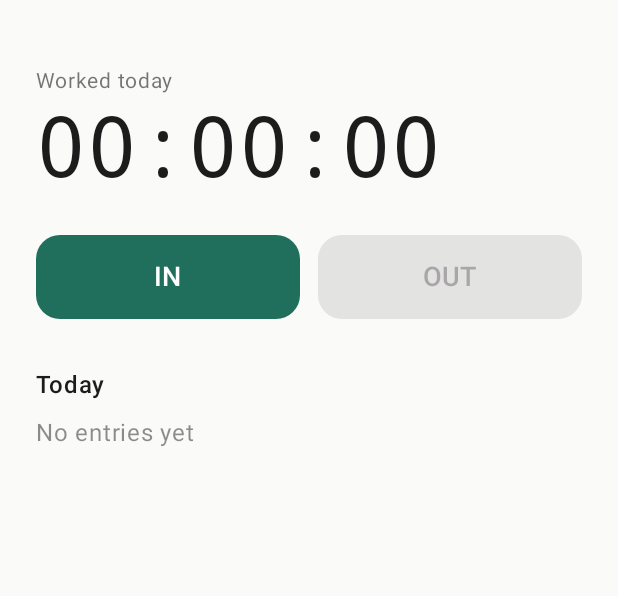
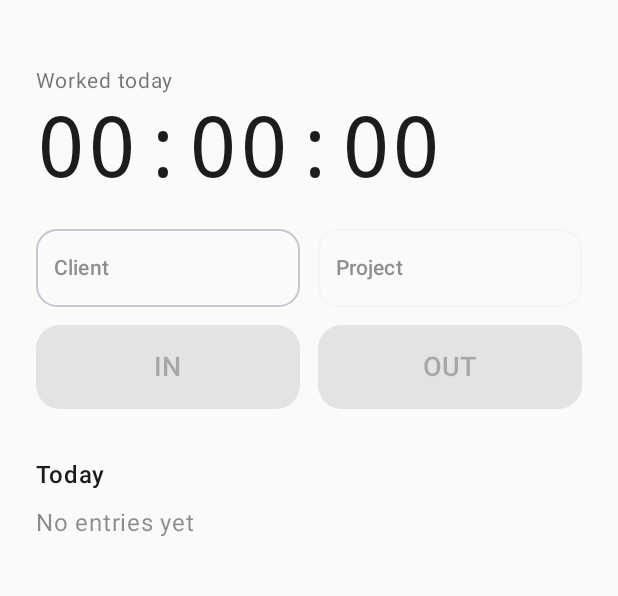
Before and after one commit to mircopergreffi/worktracker, an Android app built with Jetpack Compose: the screen it shows after launch (MainActivity), on a phone screen of 412 x 824 dp, the part 69-665 px from its top. Run offline under Robolectric (Android 15) with nearby library versions, the phone set to English and light mode, and no system bars; our stand-ins replace Room's generated code.

Commit message:
Added client-projects labels

```diff
--- a/app/src/main/java/com/example/workhours/data/AppDatabase.kt
+++ b/app/src/main/java/com/example/workhours/data/AppDatabase.kt
@@ -4,18 +4,30 @@ import android.content.Context
 import androidx.room.Database
 import androidx.room.Room
 import androidx.room.RoomDatabase
+import androidx.room.migration.Migration
+import androidx.sqlite.db.SupportSQLiteDatabase
 
-@Database(entities = [Entry::class], version = 1, exportSchema = false)
+@Database(entities = [Entry::class, Client::class, Project::class], version = 2, exportSchema = false)
 abstract class AppDatabase : RoomDatabase() {
     abstract fun entryDao(): EntryDao
 
     companion object {
         @Volatile private var instance: AppDatabase? = null
 
+        /** v1 -> v2: adds clients, projects and the two id columns on entries (old rows keep NULL). */
+        private val MIGRATION_1_2 = object : Migration(1, 2) {
+            override fun migrate(db: SupportSQLiteDatabase) {
+                db.execSQL("CREATE TABLE IF NOT EXISTS `clients` (`id` INTEGER PRIMARY KEY AUTOINCREMENT NOT NULL, `name` TEXT NOT NULL, `color` INTEGER NOT NULL)")
+                db.execSQL("CREATE TABLE IF NOT EXISTS `projects` (`id` INTEGER PRIMARY KEY AUTOINCREMENT NOT NULL, `client_id` INTEGER NOT NULL, `name` TEXT NOT NULL)")
+                db.execSQL("ALTER TABLE `entries` ADD COLUMN `client_id` INTEGER")
+                db.execSQL("ALTER TABLE `entries` ADD COLUMN `project_id` INTEGER")
+            }
+        }
+
         fun get(context: Context): AppDatabase = instance ?: synchronized(this) {
             instance ?: Room.databaseBuilder(
                 context.applicationContext, AppDatabase::class.java, "workhours.db"
-            ).build().also { instance = it }
+            ).addMigrations(MIGRATION_1_2).build().also { instance = it }
         }
     }
 }
--- a/app/src/main/java/com/example/workhours/data/Entry.kt
+++ b/app/src/main/java/com/example/workhours/data/Entry.kt
@@ -4,11 +4,13 @@ import androidx.room.ColumnInfo
 import androidx.room.Entity
 import androidx.room.PrimaryKey
 
-/** Single table: id | day (yyyy-MM-dd) | in_out ("IN"/"OUT") | time (HH:mm:ss) */
+/** id | day (yyyy-MM-dd) | in_out ("IN"/"OUT") | time (HH:mm:ss) | client_id | project_id */
 @Entity(tableName = "entries")
 data class Entry(
     @PrimaryKey(autoGenerate = true) val id: Long = 0,
     val day: String,
     @ColumnInfo(name = "in_out") val inOut: String,
-    val time: String
+    val time: String,
+    @ColumnInfo(name = "client_id") val clientId: Long? = null,
+    @ColumnInfo(name = "project_id") val projectId: Long? = null
 )
--- a/app/src/main/java/com/example/workhours/data/EntryDao.kt
+++ b/app/src/main/java/com/example/workhours/data/EntryDao.kt
@@ -3,18 +3,32 @@ package com.example.workhours.data
 import androidx.room.Dao
 import androidx.room.Insert
 import androidx.room.Query
+import androidx.room.Update
 import kotlinx.coroutines.flow.Flow
+
+internal const val VIEW_SELECT = """
+SELECT e.id AS id, e.day AS day, e.in_out AS in_out, e.time AS time,
+       e.client_id AS client_id, e.project_id AS project_id,
+       c.name AS client_name, c.color AS client_color, p.name AS project_name
+FROM entries e
+LEFT JOIN clients c ON c.id = e.client_id
+LEFT JOIN projects p ON p.id = e.project_id
+"""
 
 @Dao
 interface EntryDao {
-    @Query("SELECT * FROM entries WHERE day = :day ORDER BY time ASC, id ASC")
-    fun observeDay(day: String): Flow<List<Entry>>
+    // ---- entries ----
+    @Query(VIEW_SELECT + " WHERE e.day = :day ORDER BY e.time ASC, e.id ASC")
+    fun observeDay(day: String): Flow<List<EntryView>>
 
-    @Query("SELECT * FROM entries WHERE day >= :since ORDER BY day ASC, time ASC, id ASC")
-    fun observeSince(since: String): Flow<List<Entry>>
+    @Query(VIEW_SELECT + " WHERE e.day >= :since ORDER BY e.day ASC, e.time ASC, e.id ASC")
+    fun observeSince(since: String): Flow<List<EntryView>>
 
-    @Query("SELECT * FROM entries ORDER BY day ASC, time ASC, id ASC")
-    suspend fun getAll(): List<Entry>
+    @Query(VIEW_SELECT + " ORDER BY e.day ASC, e.time ASC, e.id ASC")
+    suspend fun getAllViews(): List<EntryView>
+
+    @Query("SELECT * FROM entries ORDER BY day DESC, time DESC, id DESC LIMIT 1")
+    suspend fun lastEntry(): Entry?
 
     @Insert
     suspend fun insert(entry: Entry)
@@ -24,4 +38,39 @@ interface EntryDao {
 
     @Query("DELETE FROM entries")
     suspend fun deleteAll()
+
+    // ---- clients ----
+    @Query("SELECT * FROM clients ORDER BY name COLLATE NOCASE")
+    fun observeClients(): Flow<List<Client>>
+
+    @Insert
+    suspend fun insertClient(client: Client): Long
+
+    @Update
+    suspend fun updateClient(client: Client)
+
+    @Query("DELETE FROM clients WHERE id = :id")
+    suspend fun deleteClient(id: Long)
+
+    @Query("SELECT COUNT(*) FROM entries WHERE client_id = :id")
+    suspend fun entriesForClient(id: Long): Int
+
+    // ---- projects ----
+    @Query("SELECT * FROM projects ORDER BY name COLLATE NOCASE")
+    fun observeProjects(): Flow<List<Project>>
+
+    @Insert
+    suspend fun insertProject(project: Project): Long
+
+    @Update
+    suspend fun updateProject(project: Project)
+
+    @Query("DELETE FROM projects WHERE id = :id")
+    suspend fun deleteProject(id: Long)
+
+    @Query("DELETE FROM projects WHERE client_id = :clientId")
+    suspend fun deleteProjectsOfClient(clientId: Long)
+
+    @Query("SELECT COUNT(*) FROM entries WHERE project_id = :id")
+    suspend fun entriesForProject(id: Long): Int
 }
--- a/app/src/main/java/com/example/workhours/data/Worked.kt
+++ b/app/src/main/java/com/example/workhours/data/Worked.kt
@@ -7,7 +7,7 @@ import java.time.LocalTime
  * Sums IN→OUT pairs. A trailing IN with no OUT counts up to [openUntil]
  * (pass "now" for today, null for past days where it is ignored).
  */
-fun workedSeconds(entries: List<Entry>, openUntil: LocalTime?): Long {
+fun workedSeconds(entries: List<EntryView>, openUntil: LocalTime?): Long {
     var total = 0L
     var start: LocalTime? = null
     for (e in entries) {
--- a/app/src/main/java/com/example/workhours/ui/Screens.kt
+++ b/app/src/main/java/com/example/workhours/ui/Screens.kt
@@ -15,27 +15,35 @@ import androidx.compose.material.icons.filled.MoreVert
 import androidx.compose.material3.*
 import androidx.compose.runtime.*
 import androidx.compose.runtime.saveable.rememberSaveable
-import java.time.LocalDate
 import androidx.compose.ui.Alignment
 import androidx.compose.ui.Modifier
 import androidx.compose.ui.platform.LocalContext
 import androidx.compose.ui.text.font.FontFamily
 import androidx.compose.ui.text.font.FontWeight
+import androidx.compose.ui.text.style.TextOverflow
 import androidx.compose.ui.unit.dp
 import androidx.compose.ui.unit.sp
 import androidx.lifecycle.compose.collectAsStateWithLifecycle
 import com.example.workhours.MainViewModel
-import com.example.workhours.data.Entry
+import com.example.workhours.data.EntryView
+import java.time.LocalDate
 
 @Composable
 fun AppRoot(vm: MainViewModel, isDark: Boolean) {
     var screen by rememberSaveable { mutableStateOf("main") }
     var selectedDay by rememberSaveable { mutableStateOf<String?>(null) }
 
-    BackHandler(screen != "main") { screen = if (screen == "day") "history" else "main" }
+    BackHandler(screen != "main") {
+        screen = when (screen) {
+            "day" -> "history"
+            "lists" -> "settings"
+            else -> "main"
+        }
+    }
 
     when (screen) {
-        "settings" -> SettingsScreen(vm) { screen = "main" }
+        "settings" -> SettingsScreen(vm, onBack = { screen = "main" }, onManage = { screen = "lists" })
+        "lists" -> ManageScreen(vm) { screen = "settings" }
         "history" -> HistoryScreen(vm, onBack = { screen = "main" }) {
             selectedDay = it.toString(); screen = "day"
         }
@@ -48,8 +56,21 @@ fun AppRoot(vm: MainViewModel, isDark: Boolean) {
 @Composable
 fun MainScreen(vm: MainViewModel, isDark: Boolean, onSettings: () -> Unit, onHistory: () -> Unit) {
     val state by vm.state.collectAsStateWithLifecycle()
+    val clients by vm.clients.collectAsStateWithLifecycle()
+    val projects by vm.projects.collectAsStateWithLifecycle()
+    val sel by vm.selection.collectAsStateWithLifecycle()
     val context = LocalContext.current
     var menu by remember { mutableStateOf(false) }
+    var addClient by remember { mutableStateOf(false) }
+    var addProject by remember { mutableStateOf(false) }
+
+    // While clocked in, the selectors show (and lock to) the active entry's client / project.
+    val active = state.entries.lastOrNull()
+    val clientId = if (state.isIn) active?.clientId else sel.clientId
+    val projectId = if (state.isIn) active?.projectId else sel.projectId
+    val client = clients.find { it.id == clientId }
+    val clientProjects = projects.filter { it.clientId == client?.id }
+    val project = clientProjects.find { it.id == projectId }
 
     val exportLauncher = rememberLauncherForActivityResult(
         ActivityResultContracts.CreateDocument("text/plain")
@@ -102,16 +123,41 @@ fun MainScreen(vm: MainViewModel, isDark: Boolean, onSettings: () -> Unit, onHis
                 fontWeight = FontWeight.Light,
                 fontFamily = FontFamily.Monospace
             )
-            Spacer(Modifier.height(24.dp))
+            Spacer(Modifier.height(20.dp))
+
+            Row(horizontalArrangement = Arrangement.spacedBy(12.dp)) {
+                Selector(
+                    label = "Client",
+                    selected = client?.let { Option(it.id, it.name, it.color) },
+                    options = clients.map { Option(it.id, it.name, it.color) },
+                    enabled = !state.isIn,
+                    addLabel = "+ New client",
+                    onSelect = vm::selectClient,
+                    onAdd = { addClient = true },
+                    modifier = Modifier.weight(1f)
+                )
+                Selector(
+                    label = "Project",
+                    selected = project?.let { Option(it.id, it.name, null) },
+                    options = clientProjects.map { Option(it.id, it.name, null) },
+                    enabled = !state.isIn && client != null,
+                    addLabel = "+ New project",
+                    onSelect = vm::selectProject,
+                    onAdd = { addProject = true },
+                    modifier = Modifier.weight(1f)
+                )
+            }
+            Spacer(Modifier.height(12.dp))
+
             Row(horizontalArrangement = Arrangement.spacedBy(12.dp)) {
                 Button(
-                    onClick = { vm.mark("IN") },
-                    enabled = !state.isIn,
+                    onClick = { if (client != null && project != null) vm.clockIn(client.id, project.id) },
+                    enabled = !state.isIn && client != null && project != null,
                     modifier = Modifier.weight(1f).height(56.dp),
                     shape = RoundedCornerShape(16.dp)
                 ) { Text("IN", fontSize = 18.sp, fontWeight = FontWeight.Medium) }
                 Button(
-                    onClick = { vm.mark("OUT") },
+                    onClick = { vm.clockOut() },
                     enabled = state.isIn,
                     modifier = Modifier.weight(1f).height(56.dp),
                     shape = RoundedCornerShape(16.dp),
@@ -128,17 +174,35 @@ fun MainScreen(vm: MainViewModel, isDark: Boolean, onSettings: () -> Unit, onHis
                 Text("No entries yet", color = MaterialTheme.colorScheme.onSurface.copy(alpha = 0.5f))
             }
             LazyColumn(contentPadding = PaddingValues(bottom = 24.dp)) {
-                items(state.entries, key = { it.id }) { e ->
-                    EntryRow(e)
-                }
+                items(state.entries, key = { it.id }) { e -> EntryRow(e) }
             }
         }
+    }
+
+    if (addClient) {
+        NameColorDialog(
+            title = "New client",
+            label = "Client name",
+            withColor = true,
+            initialColor = Palette[clients.size % Palette.size],
+            onConfirm = { name, color -> vm.addClient(name, color, true); addClient = false },
+            onDismiss = { addClient = false }
+        )
+    }
+    if (addProject && client != null) {
+        NameColorDialog(
+            title = "New project for ${client.name}",
+            label = "Project name",
+            withColor = false,
+            onConfirm = { name, _ -> vm.addProject(name, client.id, true); addProject = false },
+            onDismiss = { addProject = false }
+        )
     }
 }
 
 @OptIn(ExperimentalMaterial3Api::class)
 @Composable
-fun SettingsScreen(vm: MainViewModel, onBack: () -> Unit) {
+fun SettingsScreen(vm: MainViewModel, onBack: () -> Unit, onManage: () -> Unit) {
     var confirm by remember { mutableStateOf<String?>(null) }
 
     Scaffold(
@@ -156,9 +220,12 @@ fun SettingsScreen(vm: MainViewModel, onBack: () -> Unit) {
         }
     ) { padding ->
         Column(Modifier.padding(padding).padding(24.dp), verticalArrangement = Arrangement.spacedBy(12.dp)) {
+            Text("Lists", fontWeight = FontWeight.Medium)
+            OutlinedButton(onClick = onManage, Modifier.fillMaxWidth()) { Text("Clients & projects") }
+            Spacer(Modifier.height(12.dp))
             Text("Data", fontWeight = FontWeight.Medium)
             OutlinedButton(onClick = { confirm = "today" }, Modifier.fillMaxWidth()) { Text("Delete today's entries") }
-            OutlinedButton(onClick = { confirm = "all" }, Modifier.fillMaxWidth()) { Text("Delete all data") }
+            OutlinedButton(onClick = { confirm = "all" }, Modifier.fillMaxWidth()) { Text("Delete all entries") }
         }
     }
 
@@ -183,21 +250,41 @@ fun formatHms(total: Long): String =
 
 fun formatHm(total: Long): String = "%dh %02dm".format(total / 3600, (total % 3600) / 60)
 
+/** Order: client, project, in/out, time. */
 @Composable
-fun EntryRow(e: Entry) {
+fun EntryRow(e: EntryView) {
     Row(
         Modifier.fillMaxWidth().padding(vertical = 4.dp)
             .background(MaterialTheme.colorScheme.surfaceVariant, RoundedCornerShape(12.dp))
             .padding(horizontal = 16.dp, vertical = 12.dp),
-        verticalAlignment = Alignment.CenterVertically
+        verticalAlignment = Alignment.CenterVertically,
+        horizontalArrangement = Arrangement.spacedBy(8.dp)
     ) {
+        Row(Modifier.weight(1f), verticalAlignment = Alignment.CenterVertically) {
+            e.clientColor?.let { ColorDot(it); Spacer(Modifier.width(6.dp)) }
+            Text(
+                e.clientName ?: "—",
+                fontSize = 14.sp,
+                fontWeight = FontWeight.Medium,
+                maxLines = 1,
+                overflow = TextOverflow.Ellipsis
+            )
+        }
+        Text(
+            e.projectName ?: "—",
+            Modifier.weight(1f),
+            fontSize = 14.sp,
+            maxLines = 1,
+            overflow = TextOverflow.Ellipsis
+        )
         Text(
             e.inOut,
-            Modifier.width(56.dp),
+            Modifier.width(36.dp),
+            fontSize = 14.sp,
             fontWeight = FontWeight.SemiBold,
             color = if (e.inOut == "IN") MaterialTheme.colorScheme.primary
             else MaterialTheme.colorScheme.secondary
         )
-        Text(e.time, fontFamily = FontFamily.Monospace, fontSize = 16.sp)
+        Text(e.time, fontFamily = FontFamily.Monospace, fontSize = 14.sp)
     }
 }
```
Also changed, not shown: app/src/main/java/com/example/workhours/MainViewModel.kt (+100 -14 lines), app/src/main/java/com/example/workhours/data/Models.kt (added, +32 -0 lines), app/src/main/java/com/example/workhours/ui/Components.kt (added, +149 -0 lines), app/src/main/java/com/example/workhours/ui/Manage.kt (added, +140 -0 lines).
